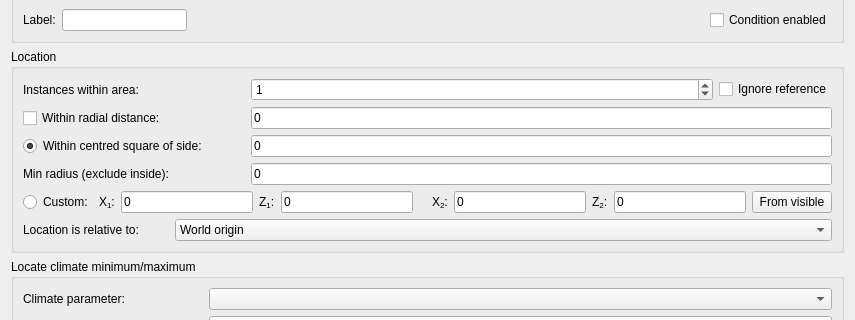
SwiftFloatFlow/cubiomes-viewer-fork, file src/conditiondialog.ui: the form before one commit; both pictures show x 0 to 855 and y 94 to 414 of the 855 by 776 pixel window.
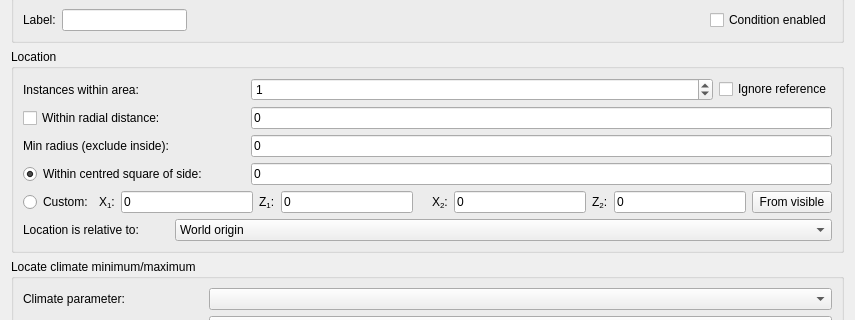
The form after the commit. Icons and pictures are not drawn. Custom widgets are drawn as their Qt base class.

Commit message: Move min radius input below radius row; add zh_CN translation; regenerate l10n in CI

```diff
--- a/src/conditiondialog.ui
+++ b/src/conditiondialog.ui
@@ -275,7 +275,7 @@
             </property>
            </widget>
           </item>
-          <item row="3" column="5" colspan="2">
+<item row="4" column="5" colspan="2">
            <widget class="QLineEdit" name="lineSquare">
             <property name="text">
              <string>0</string>
@@ -289,14 +289,14 @@
             </property>
            </widget>
           </item>
-          <item row="4" column="0" colspan="4">
+<item row="3" column="0" colspan="4">
            <widget class="QLabel" name="labelRadiusMin">
             <property name="text">
              <string>Min radius (exclude inside):</string>
             </property>
            </widget>
           </item>
-          <item row="4" column="5" colspan="2">
+           <item row="3" column="5" colspan="2">
            <widget class="QLineEdit" name="lineRadiusMin">
             <property name="text">
              <string>0</string>
@@ -317,7 +317,7 @@
             </property>
            </widget>
           </item>
-          <item row="3" column="4">
+<item row="4" column="4">
            <widget class="QPushButton" name="buttonAreaInfo">
             <property name="sizePolicy">
              <sizepolicy hsizetype="Minimum" vsizetype="Fixed">
@@ -373,7 +373,7 @@
             </item>
            </widget>
           </item>
-          <item row="3" column="0" colspan="4">
+<item row="4" column="0" colspan="4">
            <widget class="QRadioButton" name="radioSquare">
             <property name="text">
              <string>Within centred square of side:</string>
```
Lines whose indentation alone changed are shown as unchanged. The commit also changes 2 other files.
